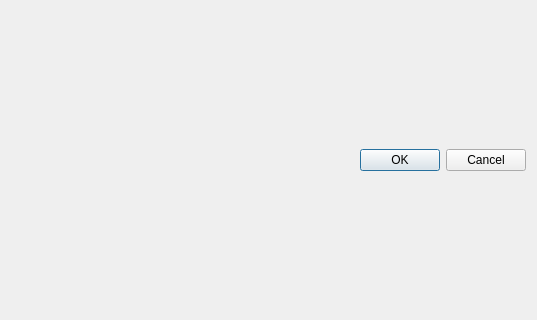
PauloCarvalhoRJ/gammaray, file imagejockey/svd/svdfactorsel/svdfactorsselectiondialog.ui: the form before one commit; both pictures show x 0 to 537 and y 98 to 418 of the 537 by 516 pixel window.
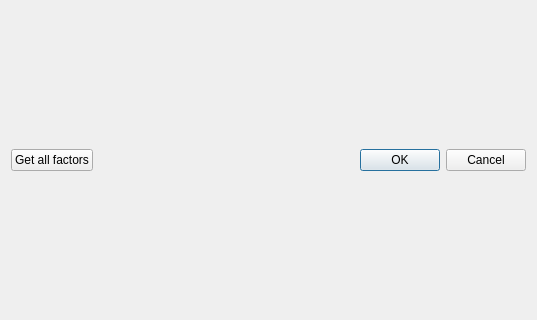
The form after the commit.

Commit message: Added a button to quickly select all factors in SVDFactorSelectionDialog.

```diff
--- a/imagejockey/svd/svdfactorsel/svdfactorsselectiondialog.ui
+++ b/imagejockey/svd/svdfactorsel/svdfactorsselectiondialog.ui
@@ -18,7 +18,28 @@
     <layout class="QHBoxLayout" name="layoutMain"/>
    </item>
    <item>
+    <layout class="QHBoxLayout" name="horizontalLayout" stretch="0,0">
+     <item>
+      <widget class="QPushButton" name="pushButton">
+       <property name="sizePolicy">
+        <sizepolicy hsizetype="Minimum" vsizetype="Fixed">
+         <horstretch>0</horstretch>
+         <verstretch>0</verstretch>
+        </sizepolicy>
+       </property>
+       <property name="text">
+        <string>Get all factors</string>
+       </property>
+      </widget>
+     </item>
+     <item>
     <widget class="QDialogButtonBox" name="buttonBox">
+       <property name="sizePolicy">
+        <sizepolicy hsizetype="Expanding" vsizetype="Fixed">
+         <horstretch>0</horstretch>
+         <verstretch>0</verstretch>
+        </sizepolicy>
+       </property>
      <property name="orientation">
       <enum>Qt::Horizontal</enum>
      </property>
@@ -28,6 +49,8 @@
     </widget>
    </item>
   </layout>
+   </item>
+  </layout>
  </widget>
  <resources/>
  <connections>
```
Left out of the diff: 27 changed lines with no effect on the pictures. Lines whose indentation alone changed are shown as unchanged. The commit also changes 2 other files.
